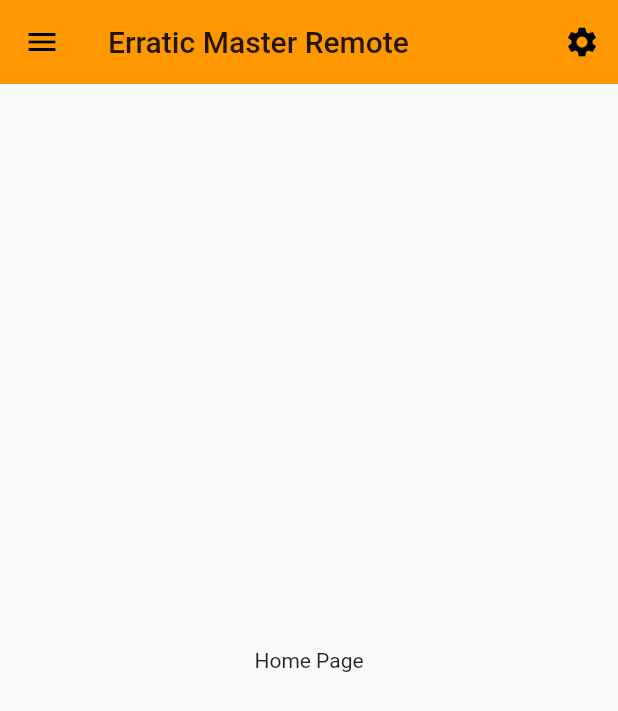
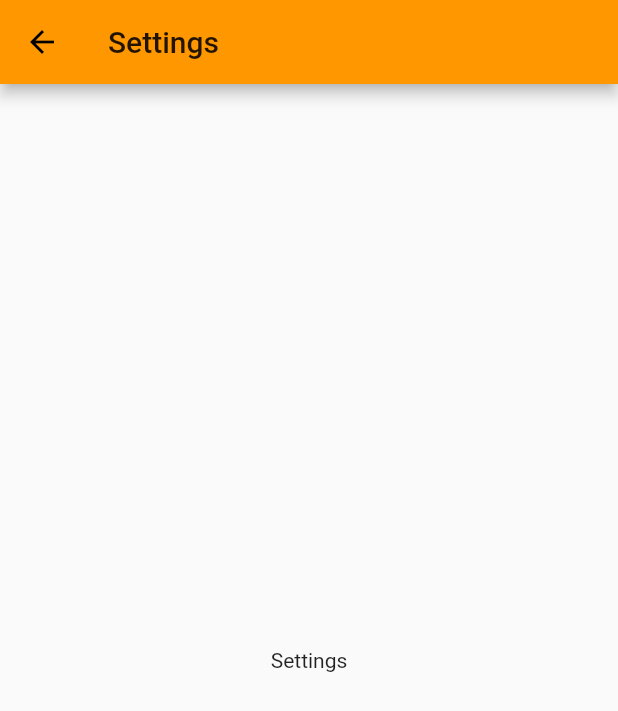
Before and after one commit to MacFurax/flutter_test_drawer, a Flutter app: the screen it shows after launch, in the side drawer, after a tap on the "settings" icon, on a phone screen of 412 x 824 dp. Shown: the top 711 px of the screen. Run offline on Flutter 3.47's test engine with Material 2 defaults, Android fonts, the phone set to English and light mode, and no system bars.

```diff
--- a/lib/drawer.dart
+++ b/lib/drawer.dart
@@ -17,6 +17,13 @@ class MyDrawer extends StatelessWidget{
                     children: <Widget>[
                       Text('Erratic Master Remote', style: TextStyle(fontSize: 26.0)),
                       Text('Alterface-Projects', style: TextStyle(fontSize: 12.0)),
+                      new IconButton(
+                      icon: new Icon(Icons.settings),
+                        onPressed: (){
+                          Navigator.of(context).pop();
+                          Navigator.of(context).pushNamed("/settings");
+                          print('got to settings page');
+                        }),
                     ],
                   ),
                 ),
@@ -27,6 +34,8 @@ class MyDrawer extends StatelessWidget{
              leading: new Icon(Icons.settings_input_antenna),
              onTap: (){
                print('Show Status page');
+               Navigator.of(context).pop();
+               Navigator.of(context).pushNamed("/main");
              },
            ),
            new ListTile(
@@ -34,6 +43,17 @@ class MyDrawer extends StatelessWidget{
              leading: new Icon(Icons.settings_input_svideo),
              onTap: (){
                print('Show Show control page');
+               Navigator.of(context).pop();
+               Navigator.of(context).pushNamed("/showControl");
+             },
+           ),
+           new ListTile(
+             title: new Text('Ride System'),
+             leading: new Icon(Icons.airline_seat_recline_normal),
+             onTap: (){
+               print('Show Show control page');
+               Navigator.of(context).pop();
+               Navigator.of(context).pushNamed("/rideSystem");
              },
            ),
            new ListTile(
--- a/lib/main.dart
+++ b/lib/main.dart
@@ -1,11 +1,20 @@
 
 import 'package:flutter/material.dart';
-import 'drawer.dart';
+import 'package:test_drawer/drawer.dart';
+import 'package:test_drawer/showControl.dart';
+import 'package:test_drawer/rideSystemPage.dart';
+import 'package:test_drawer/settingsPage.dart';
 
 void main() => runApp(new MyApp());
 
 class MyApp extends StatelessWidget {
   // This widget is the root of your application.
+
+  HomePage home = new HomePage();
+  ShowControlPage showControl = new ShowControlPage();
+  RideSystemPage rideSystem = new RideSystemPage();
+  SettingsPage settingsPage = new SettingsPage();
+
   @override
   Widget build(BuildContext context) {
     return new MaterialApp(
@@ -13,7 +22,13 @@ class MyApp extends StatelessWidget {
         primarySwatch: Colors.orange,
         splashColor: Colors.orange[900],
         highlightColor: Colors.orange[200]),
-      home: new HomePage(),
+      home: home,
+      routes: <String, WidgetBuilder>{
+        "/main":(BuildContext context)=> home,
+        "/showControl":(BuildContext context)  => showControl,
+        "/rideSystem":(BuildContext context)  => rideSystem,
+        "/settings":(BuildContext context) => settingsPage,
+      }
     );
 
   }
@@ -27,14 +42,6 @@ class HomePage extends StatelessWidget{
      appBar: new AppBar(
         title: new Text('Erratic Master Remote'),
         elevation: 0.0,
-        actions: <Widget>[
-          new IconButton(
-            icon: new Icon(Icons.settings),
-            onPressed: (){
-              print('got to settings page');
-            },
-          ),
-        ],
       ),
      drawer: new MyDrawer(),
      body: new Container(
--- /dev/null
+++ b/lib/settingsPage.dart
@@ -0,0 +1,15 @@
+import 'package:flutter/material.dart';
+
+class SettingsPage extends StatelessWidget{
+  @override
+  Widget build( BuildContext context){
+    return new Scaffold(
+        appBar: new AppBar(
+          title: new Text('Settings'),
+        ),
+        body: new Center(
+          child: new Text('Settings'),
+        ),
+    );
+  }
+}
```
Also changed, not shown: lib/rideSystemPage.dart (added, +17 -0 lines), lib/showControl.dart (added, +17 -0 lines), lib/temp.txt (added).
